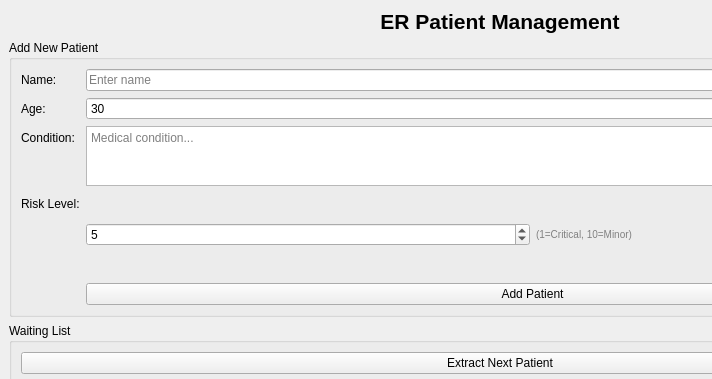
Before: the Qt Designer form mainwindow.ui in Kareem4805Adel/Fibonacci_Heap_GUI, drawn with Qt 5; both pictures show x 0 to 712 and y 0 to 379 of the 1000 by 650 pixel window.
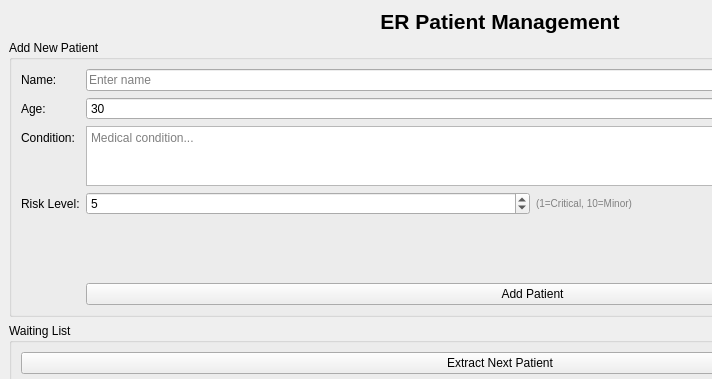
After: the same form once the commit is applied.

```diff
--- a/mainwindow.ui
+++ b/mainwindow.ui
@@ -125,13 +125,26 @@
          </item>
         </layout>
        </item>
-       <item row="4" column="1">
+       <item row="5" column="1">
         <widget class="QPushButton" name="addButton">
          <property name="text">
           <string>Add Patient</string>
          </property>
         </widget>
        </item>
+       <item row="4" column="1">
+        <spacer name="verticalSpacer">
+         <property name="orientation">
+          <enum>Qt::Orientation::Vertical</enum>
+         </property>
+         <property name="sizeHint" stdset="0">
+          <size>
+           <width>20</width>
+           <height>40</height>
+          </size>
+         </property>
+        </spacer>
+       </item>
       </layout>
      </widget>
     </item>
@@ -228,7 +241,7 @@
      <x>0</x>
      <y>0</y>
      <width>1000</width>
-     <height>30</height>
+     <height>17</height>
     </rect>
    </property>
   </widget>
```
